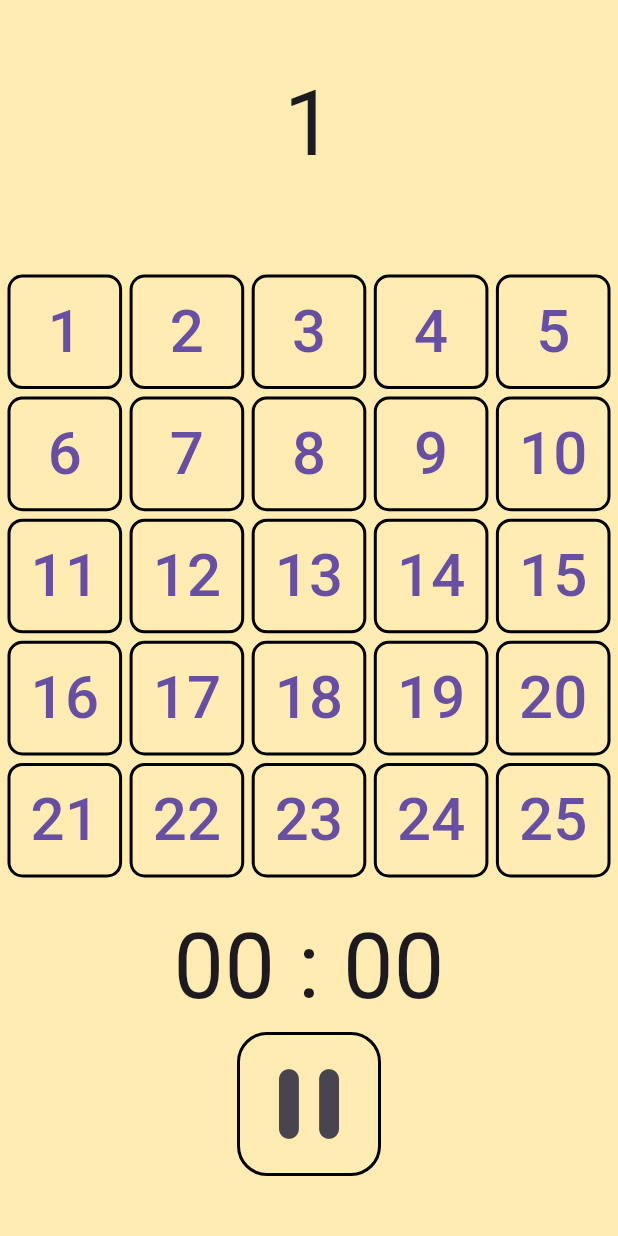
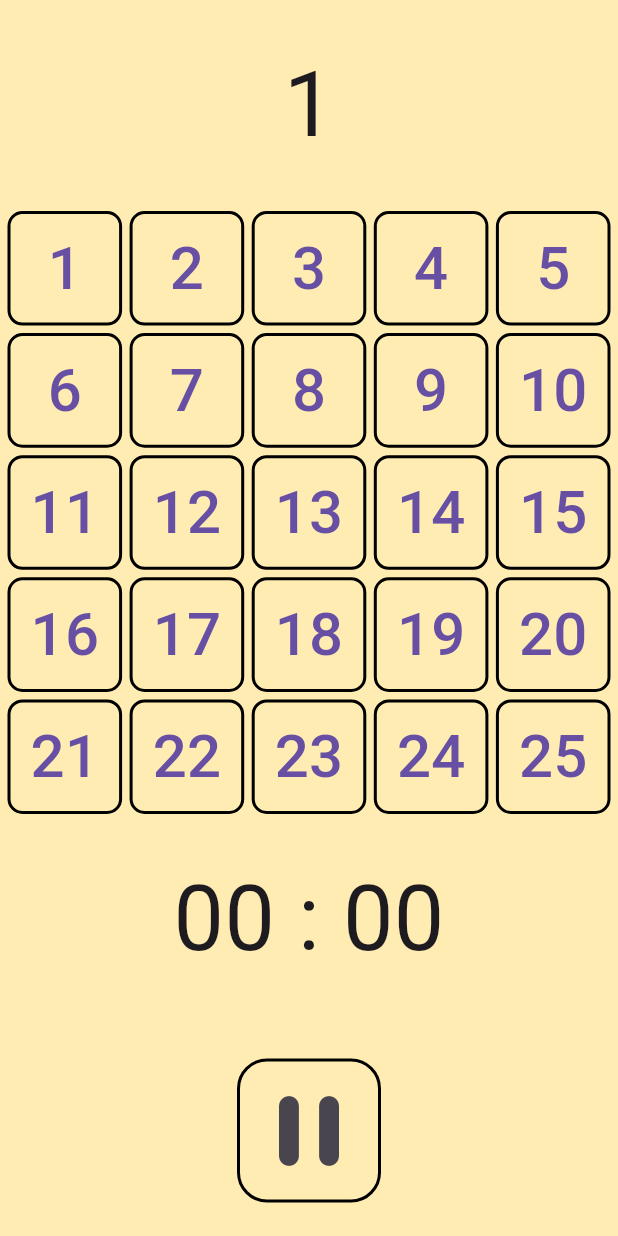
Before and after one commit to leejewon97/1to50, a Flutter app: the PlayScreen screen opened directly, on a phone screen of 412 x 824 dp. Run offline on Flutter 3.47's test engine with Material 3 defaults, Android fonts, the phone set to English and light mode, and no system bars.

Commit message:
PlayScreen 레이아웃 일단 완료 GridView Expanded를 해제 나머지 위젯들은 Expanded(Center)로 감싸서 화면을 균등하게 나눔 결과적으로 GridView 고정 후, 나머지 가운데 정렬 나머지 위젯들의 Padding도 의미 없어져 삭제

```diff
--- a/lib/screens/play_screen.dart
+++ b/lib/screens/play_screen.dart
@@ -9,8 +9,7 @@ class PlayScreen extends StatelessWidget {
       backgroundColor: Colors.amber[100],
       body: Column(
         children: [
-          const Padding(
-            padding: EdgeInsets.symmetric(vertical: 40),
+          const Expanded(
             child: Center(
               child: Text(
                 '1',
@@ -18,8 +17,7 @@ class PlayScreen extends StatelessWidget {
               ),
             ),
           ),
-          Expanded(
-            child: Padding(
+          Padding(
             padding: const EdgeInsets.symmetric(horizontal: 5),
             child: Center(
               child: GridView.builder(
@@ -37,8 +35,8 @@ class PlayScreen extends StatelessWidget {
                       shape: MaterialStateProperty.all<OutlinedBorder?>(
                         RoundedRectangleBorder(
                           borderRadius: BorderRadius.circular(10.0),
-                            side: const BorderSide(
-                                color: Colors.black, width: 2.0),
+                          side:
+                              const BorderSide(color: Colors.black, width: 2.0),
                         ),
                       ),
                     ),
@@ -51,15 +49,15 @@ class PlayScreen extends StatelessWidget {
               ),
             ),
           ),
-          ),
-          const Center(
+          const Expanded(
+            child: Center(
               child: Text(
                 '00 : 00',
                 style: TextStyle(fontSize: 60),
               ),
             ),
-          Padding(
-            padding: const EdgeInsets.only(bottom: 40),
+          ),
+          Expanded(
             child: Center(
               child: IconButton(
                 onPressed: () {},
```
Lines whose indentation alone changed are shown as unchanged.
